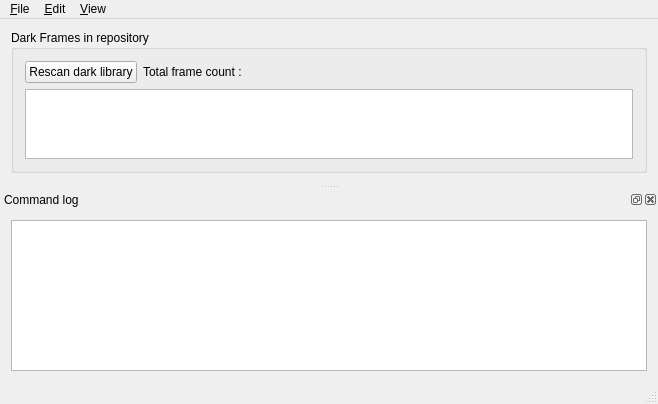
This is src/gui/forms/mainWindow.ui in deufrai/astrawdark-src as Qt 5 draws it before an edit. The edited form follows.
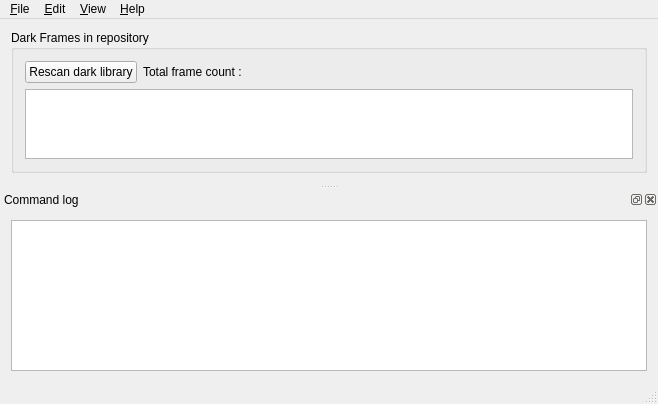
This is the edited form.

Commit message: ARD-12: Added about dialog

What changed in the file:
```diff
--- a/src/gui/forms/mainWindow.ui
+++ b/src/gui/forms/mainWindow.ui
@@ -104,9 +104,16 @@
     </property>
     <addaction name="actionCommandLog"/>
    </widget>
+   <widget class="QMenu" name="menu_Help">
+    <property name="title">
+     <string>&amp;Help</string>
+    </property>
+    <addaction name="actionAbout"/>
+   </widget>
    <addaction name="menu_Fichier"/>
    <addaction name="menu_Edit"/>
    <addaction name="menu_View"/>
+   <addaction name="menu_Help"/>
   </widget>
   <widget class="QStatusBar" name="statusBar"/>
   <widget class="QDockWidget" name="dckCommands">
```
Left out of the diff: 5 changed lines with no effect on the pictures. The commit also changes 6 other files.
